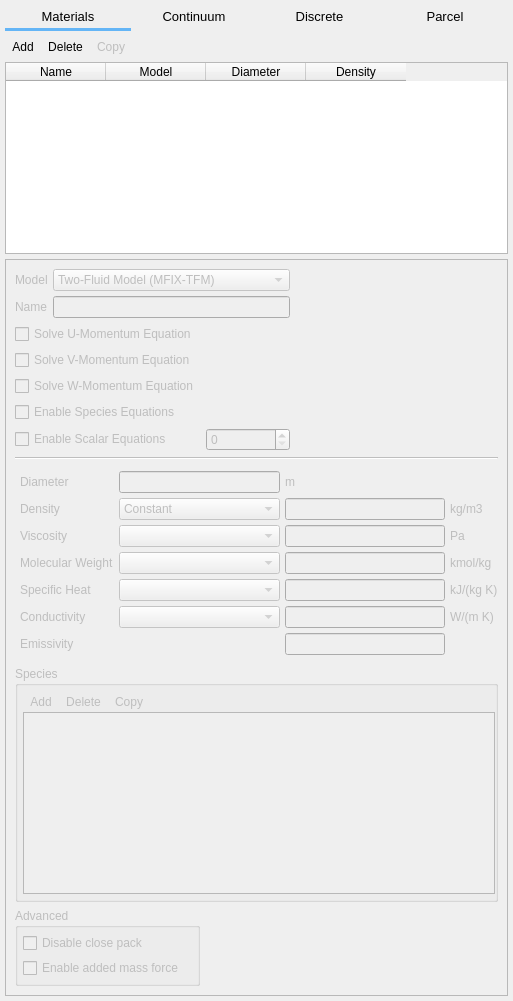
The window that gui/uifiles/solids.ui (truongd8593/mfix) describes before a commit, drawn with Qt 5.
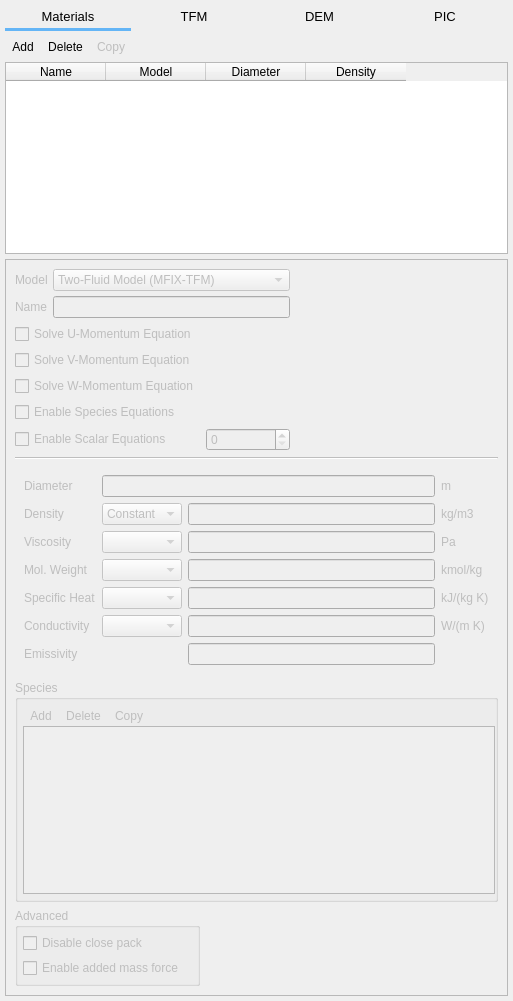
The same window after the commit. The open tabs and pages were chosen to show the change. Custom widgets are drawn as their Qt base class.

Commit message: renaming, Parcel->PIC

The edit to the form file:
```diff
--- a/gui/uifiles/solids.ui
+++ b/gui/uifiles/solids.ui
@@ -64,7 +64,7 @@
          </font>
         </property>
         <property name="text">
-         <string>Continuum</string>
+         <string>TFM</string>
         </property>
         <property name="flat">
          <bool>true</bool>
@@ -79,7 +79,7 @@
          </font>
         </property>
         <property name="text">
-         <string>Parcel</string>
+         <string>PIC</string>
         </property>
         <property name="flat">
          <bool>true</bool>
@@ -109,7 +109,7 @@
          </font>
         </property>
         <property name="text">
-         <string>Discrete</string>
+         <string>DEM</string>
         </property>
         <property name="flat">
          <bool>true</bool>
@@ -288,8 +288,8 @@
            <rect>
             <x>0</x>
             <y>0</y>
-            <width>483</width>
-            <height>576</height>
+            <width>499</width>
+            <height>732</height>
            </rect>
           </property>
           <layout class="QGridLayout" name="gridLayout_2">
@@ -413,25 +413,7 @@
              <property name="frameShadow">
               <enum>QFrame::Plain</enum>
              </property>
-             <layout class="QGridLayout" name="gridLayout_18">
-              <property name="leftMargin">
-               <number>5</number>
-              </property>
-              <property name="topMargin">
-               <number>5</number>
-              </property>
-              <property name="rightMargin">
-               <number>0</number>
-              </property>
-              <property name="bottomMargin">
-               <number>5</number>
-              </property>
-              <property name="spacing">
-               <number>5</number>
-              </property>
-              <item row="0" column="1">
-               <widget class="LineEdit" name="lineedit_keyword_d_p0_args_S"/>
-              </item>
+             <layout class="QGridLayout" name="gridLayout_6">
               <item row="0" column="0">
                <widget class="QLabel" name="label_39">
                 <property name="text">
@@ -439,22 +421,22 @@
                 </property>
                </widget>
               </item>
-              <item row="1" column="0">
-               <widget class="QLabel" name="label_40">
-                <property name="text">
-                 <string>Density</string>
-                </property>
-               </widget>
+              <item row="0" column="1" colspan="2">
+               <widget class="LineEdit" name="lineedit_keyword_d_p0_args_S"/>
               </item>
-              <item row="0" column="2">
+              <item row="0" column="3">
                <widget class="QLabel" name="label_41">
                 <property name="text">
                  <string>m</string>
                 </property>
                </widget>
               </item>
-              <item row="1" column="2">
-               <widget class="LineEdit" name="lineedit_keyword_ro_s0_args_S"/>
+              <item row="1" column="0">
+               <widget class="QLabel" name="label_40">
+                <property name="text">
+                 <string>Density</string>
+                </property>
+               </widget>
               </item>
               <item row="1" column="1">
                <widget class="QComboBox" name="combobox_solids_density_model">
@@ -465,6 +447,9 @@
                 </item>
                </widget>
               </item>
+              <item row="1" column="2">
+               <widget class="LineEdit" name="lineedit_keyword_ro_s0_args_S"/>
+              </item>
               <item row="1" column="3">
                <widget class="QLabel" name="label_42">
                 <property name="text">
@@ -479,61 +464,12 @@
                 </property>
                </widget>
               </item>
-              <item row="4" column="0">
-               <widget class="QLabel" name="label_47">
-                <property name="text">
-                 <string>Specific Heat</string>
-                </property>
-               </widget>
-              </item>
-              <item row="5" column="0">
-               <widget class="QLabel" name="label_48">
-                <property name="text">
-                 <string>Conductivity</string>
-                </property>
-               </widget>
-              </item>
-              <item row="3" column="0">
-               <widget class="QLabel" name="label_45">
-                <property name="text">
-                 <string>Molecular Weight</string>
-                </property>
-               </widget>
-              </item>
-              <item row="6" column="0">
-               <widget class="QLabel" name="label_204">
-                <property name="text">
-                 <string>Emissivity</string>
-                </property>
-               </widget>
-              </item>
               <item row="2" column="1">
                <widget class="QComboBox" name="comboBox_15"/>
               </item>
-              <item row="3" column="1">
-               <widget class="QComboBox" name="comboBox_16"/>
-              </item>
-              <item row="4" column="1">
-               <widget class="QComboBox" name="comboBox_17"/>
-              </item>
-              <item row="5" column="1">
-               <widget class="QComboBox" name="comboBox_18"/>
-              </item>
               <item row="2" column="2">
                <widget class="QLineEdit" name="lineEdit_31"/>
               </item>
-              <item row="3" column="2">
-               <widget class="QLineEdit" name="lineEdit_32"/>
-              </item>
-              <item row="4" column="2">
-               <widget class="QLineEdit" name="lineEdit_33"/>
-              </item>
-              <item row="5" column="2">
-               <widget class="QLineEdit" name="lineEdit_34"/>
-              </item>
-              <item row="6" column="2">
-               <widget class="QLineEdit" name="lineEdit"/>
-              </item>
               <item row="2" column="3">
                <widget class="QLabel" name="label_44">
                 <property name="text">
@@ -541,6 +477,19 @@
                 </property>
                </widget>
               </item>
+              <item row="3" column="0">
+               <widget class="QLabel" name="label_45">
+                <property name="text">
+                 <string>Mol. Weight</string>
+                </property>
+               </widget>
+              </item>
+              <item row="3" column="1">
+               <widget class="QComboBox" name="comboBox_16"/>
+              </item>
+              <item row="3" column="2">
+               <widget class="QLineEdit" name="lineEdit_32"/>
+              </item>
               <item row="3" column="3">
                <widget class="QLabel" name="label_46">
                 <property name="text">
@@ -548,6 +497,19 @@
                 </property>
                </widget>
               </item>
+              <item row="4" column="0">
+               <widget class="QLabel" name="label_47">
+                <property name="text">
+                 <string>Specific Heat</string>
+                </property>
+               </widget>
+              </item>
+              <item row="4" column="1">
+               <widget class="QComboBox" name="comboBox_17"/>
+              </item>
+              <item row="4" column="2">
+               <widget class="QLineEdit" name="lineEdit_33"/>
+              </item>
               <item row="4" column="3">
                <widget class="QLabel" name="label_49">
                 <property name="text">
@@ -555,6 +517,19 @@
                 </property>
                </widget>
               </item>
+              <item row="5" column="0">
+               <widget class="QLabel" name="label_48">
+                <property name="text">
+                 <string>Conductivity</string>
+                </property>
+               </widget>
+              </item>
+              <item row="5" column="1">
+               <widget class="QComboBox" name="comboBox_18"/>
+              </item>
+              <item row="5" column="2">
+               <widget class="QLineEdit" name="lineEdit_34"/>
+              </item>
               <item row="5" column="3">
                <widget class="QLabel" name="label_50">
                 <property name="text">
@@ -562,6 +537,16 @@
                 </property>
                </widget>
               </item>
+              <item row="6" column="0">
+               <widget class="QLabel" name="label_204">
+                <property name="text">
+                 <string>Emissivity</string>
+                </property>
+               </widget>
+              </item>
+              <item row="6" column="2">
+               <widget class="QLineEdit" name="lineEdit"/>
+              </item>
              </layout>
             </widget>
            </item>
```
Left out of the diff: 10 changed lines with no effect on the pictures.
